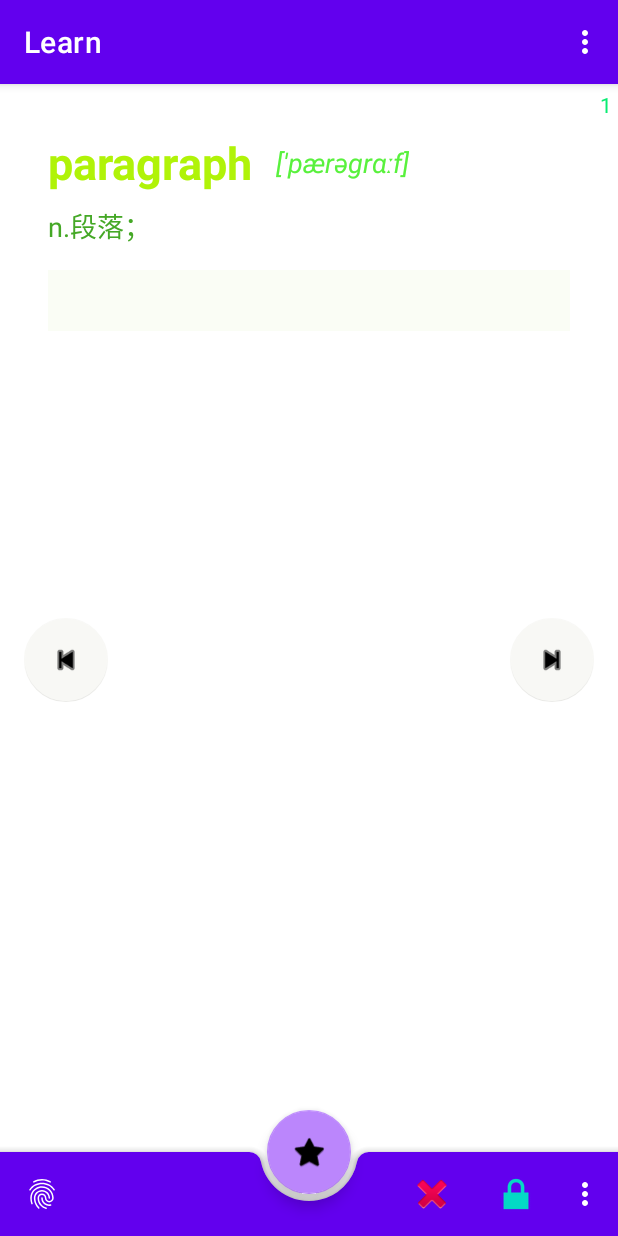
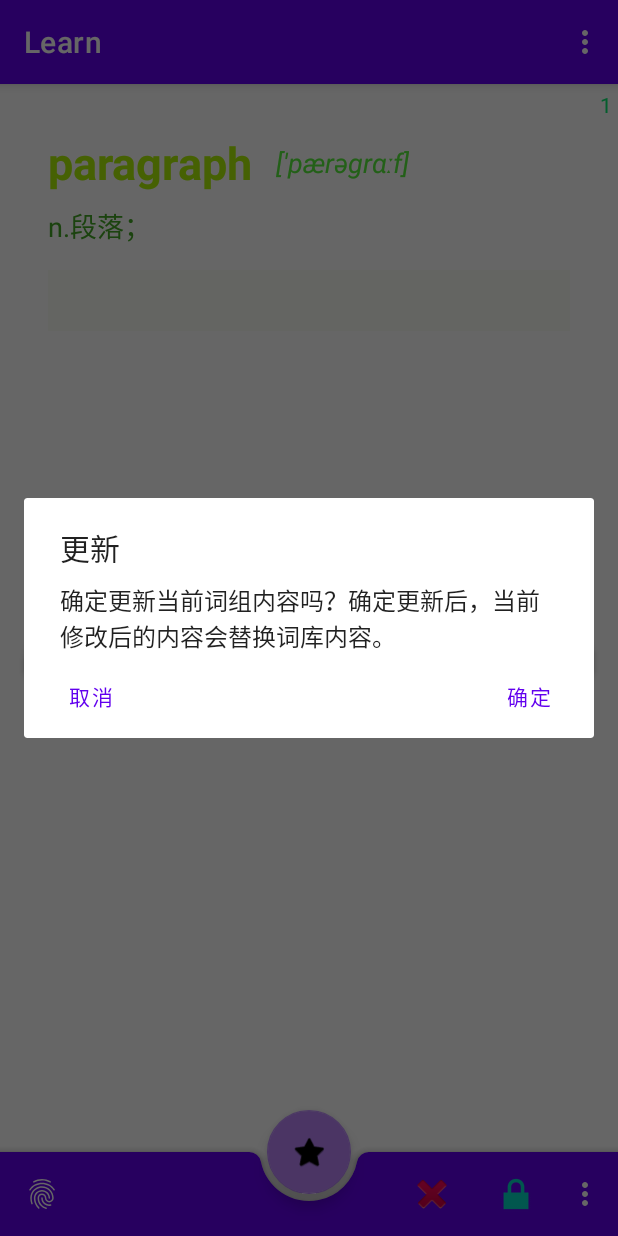
Before and after one commit to zhaohongbogit/english, an Android app: the screen it shows after launch (MainActivity), after a tap on "Save", on a phone screen of 412 x 824 dp. Run offline under Robolectric (Android 15) with nearby library versions, the phone set to English and light mode, and no system bars; our stand-ins replace Room's generated code, navigation-ui.

Commit message:
交互优化

```diff
--- a/app/src/main/java/tk/hb/english/FirstFragment.kt
+++ b/app/src/main/java/tk/hb/english/FirstFragment.kt
@@ -1,5 +1,6 @@
 package tk.hb.english
 
+import android.app.AlertDialog
 import android.os.Bundle
 import android.view.LayoutInflater
 import android.view.View
@@ -35,15 +36,9 @@ class FirstFragment : Fragment() {
         //底部菜单
         bottomAppBar.setOnMenuItemClickListener {
             when (it.itemId) {
-                R.id.bottomDel -> {
-                    viewModel.delWord()
-                }
-                R.id.bottomClear -> {
-                    viewModel.restoreWord()
-                }
-                R.id.bottomSave -> {
-                    viewModel.saveWord(editTextTextMultiLine.text.toString())
-                }
+                R.id.bottomDel -> delWord()
+                R.id.bottomClear -> restoreWord()
+                R.id.bottomSave -> saveWord()
                 R.id.bottomGo -> {
                     findNavController().navigate(R.id.action_FirstFragment_to_SecondFragment)
                 }
@@ -74,4 +69,40 @@ class FirstFragment : Fragment() {
         viewModel.saveIndex()
         super.onPause()
     }
+
+    private fun delWord() {
+        showDialog("删除", "确定标记为已学会吗？标记删除后，再次执行clear操作会再次回复。", object : OnDialogListener {
+            override fun onResult() {
+                viewModel.delWord()
+            }
+        })
+    }
+
+    private fun restoreWord() {
+        showDialog("清除", "确定清除所有标记吗？标记清除后，所有数据将变成未标记初始状态。", object : OnDialogListener {
+            override fun onResult() {
+                viewModel.restoreWord()
+            }
+        })
+    }
+
+    private fun saveWord() {
+        showDialog("更新", "确定更新当前词组内容吗？确定更新后，当前修改后的内容会替换词库内容。", object : OnDialogListener {
+            override fun onResult() {
+                viewModel.saveWord(editTextTextMultiLine.text.toString())
+            }
+        })
+    }
+
+    private fun showDialog(title: String, message: String, listener: OnDialogListener) {
+        AlertDialog.Builder(activity).setTitle(title)
+            .setMessage(message)
+            .setNeutralButton("取消") { _, _ -> }
+            .setPositiveButton("确定") { _, _ -> listener.onResult() }
+            .show()
+    }
+
+    private interface OnDialogListener {
+        fun onResult()
+    }
 }
--- a/app/src/main/res/layout/fragment_first.xml
+++ b/app/src/main/res/layout/fragment_first.xml
@@ -114,9 +114,8 @@
         android:layout_height="wrap_content"
         android:layout_gravity="center|start"
         android:layout_margin="@dimen/fab_margin"
-        android:background="#D5CD24"
-        app:backgroundTint="#F8F8F5"
-        app:elevation="0dp"
+        app:backgroundTint="#4DF8F8F5"
+        app:elevation="2dp"
         app:srcCompat="@android:drawable/ic_media_previous" />
 
     <com.google.android.material.floatingactionbutton.FloatingActionButton
@@ -125,8 +124,8 @@
         android:layout_height="wrap_content"
         android:layout_gravity="center|end"
         android:layout_margin="@dimen/fab_margin"
-        app:backgroundTint="#F8F8F5"
-        app:elevation="0dp"
+        app:backgroundTint="#4DF8F8F5"
+        app:elevation="2dp"
         app:layout_anchorGravity="end"
         app:srcCompat="@android:drawable/ic_media_next" />
 
```
